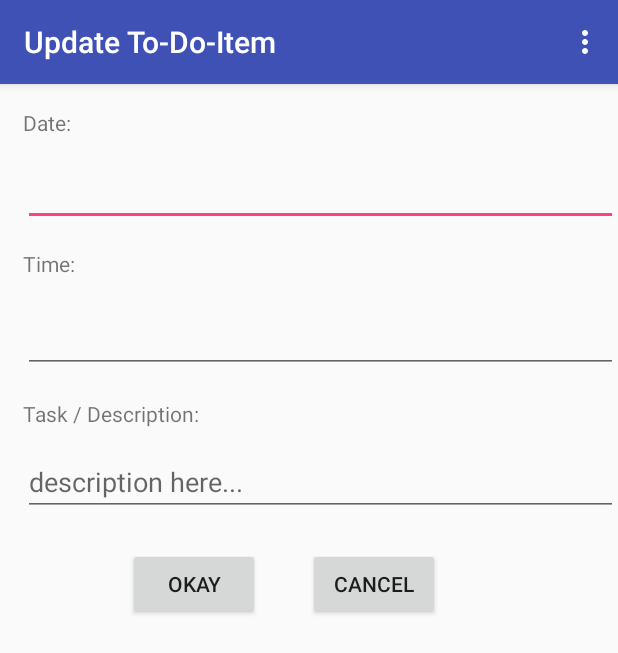
After one commit to frankyhung93/Pebbles-Android, an Android app: the TdlUpdateActivity screen opened directly, with no data from a screen before it, on a phone screen of 412 x 824 dp. The commit adds this screen. Shown: the top 653 px of the screen. Run offline under Robolectric (Android 15) with nearby library versions, the phone set to English and light mode, and no system bars.

Commit message:
Finished TDL basic functionality

```diff
--- a/app/src/main/AndroidManifest.xml
+++ b/app/src/main/AndroidManifest.xml
@@ -30,6 +30,12 @@
             android:theme="@style/AppTheme.NoActionBar"
             android:screenOrientation="portrait">
         </activity>
+        <activity
+            android:name="com.example.pebblesappv2.TdlUpdateActivity"
+            android:label="Update To-Do-Item"
+            android:theme="@style/AppTheme.NoActionBar"
+            android:screenOrientation="portrait">
+        </activity>
     </application>
 
 </manifest>
--- /dev/null
+++ b/app/src/main/java/com/example/pebblesappv2/TdlUpdateActivity.java
@@ -0,0 +1,197 @@
+package com.example.pebblesappv2;
+
+import android.app.DatePickerDialog;
+import android.app.TimePickerDialog;
+import android.content.Intent;
+import android.os.Bundle;
+import android.support.v7.app.AppCompatActivity;
+import android.support.v7.widget.Toolbar;
+import android.view.Menu;
+import android.view.MenuItem;
+import android.view.View;
+import android.widget.Button;
+import android.widget.DatePicker;
+import android.widget.EditText;
+import android.widget.TextView;
+import android.widget.TimePicker;
+
+import org.w3c.dom.Text;
+
+import java.text.DecimalFormat;
+import java.util.Calendar;
+
+/**
+ * Created by ChunFaiHung on 2017/2/13.
+ */
+
+public class TdlUpdateActivity extends AppCompatActivity {
+
+    private String org_date;
+    private String org_time;
+    private String org_desc;
+//    private String org_id;
+
+    @Override
+    protected void onCreate(Bundle savedInstanceState) {
+        super.onCreate(savedInstanceState);
+        setContentView(R.layout.activity_update_td);
+        // Setting toolbar interface
+        Toolbar toolbar = (Toolbar) findViewById(R.id.tdl_update_toolbar);
+        setSupportActionBar(toolbar);
+
+        // Get passed values from TdlActivity
+        Intent updateI = getIntent();
+        org_date = updateI.getStringExtra("Org_Date");
+        org_time = updateI.getStringExtra("Org_Time");
+        org_desc = updateI.getStringExtra("Org_Desc");
+//        org_id = updateI.getStringExtra("Org_Id");
+
+        // Declaration of vars for both textviews for the pickers
+        final TextView dateView = (TextView) findViewById(R.id.update_date_input);
+        final TextView timeView = (TextView) findViewById(R.id.update_time_input);
+        final TextView descView = (TextView) findViewById(R.id.update_desc_input);
+
+        // Setting the original values
+        dateView.setText(org_date);
+        timeView.setText(org_time);
+        descView.setText(org_desc);
+
+        // Date Picker Dialog and Date Setter
+        dateView.setOnClickListener(new View.OnClickListener() {
+
+            @Override
+            public void onClick(View v) {
+                // TODO Auto-generated method stub
+                //To show current date in the datepicker
+                Calendar mcurrentDate = Calendar.getInstance();
+                int mYear = mcurrentDate.get(Calendar.YEAR);
+                int mMonth = mcurrentDate.get(Calendar.MONTH);
+                int mDay = mcurrentDate.get(Calendar.DAY_OF_MONTH);
+
+                DatePickerDialog mDatePicker;
+                mDatePicker = new DatePickerDialog(TdlUpdateActivity.this, new DatePickerDialog.OnDateSetListener() {
+                    public void onDateSet(DatePicker datepicker, int selectedyear, int selectedmonth, int selectedday) {
+                        // TODO Auto-generated method stub
+                    /*      Your code   to get date and time    */
+                        selectedmonth = selectedmonth + 1;
+                        DecimalFormat mFormat = new DecimalFormat("00");
+                        dateView.setText("" + selectedyear + "-" + mFormat.format(selectedmonth) + "-" + selectedday);
+                        timeView.requestFocus();
+                    }
+                }, mYear, mMonth, mDay);
+                mDatePicker.setTitle("Select Date");
+                mDatePicker.show();
+            }
+        });
+
+        // Time Picker Dialog and Time Setting
+        timeView.setOnClickListener(new View.OnClickListener() {
+
+            @Override
+            public void onClick(View v) {
+                // TODO Auto-generated method stub
+                Calendar mcurrentTime = Calendar.getInstance();
+                int hour = mcurrentTime.get(Calendar.HOUR_OF_DAY);
+                int minute = mcurrentTime.get(Calendar.MINUTE);
+                TimePickerDialog mTimePicker;
+                mTimePicker = new TimePickerDialog(TdlUpdateActivity.this, new TimePickerDialog.OnTimeSetListener() {
+                    @Override
+                    public void onTimeSet(TimePicker timePicker, int selectedHour, int selectedMinute) {
+                        DecimalFormat timeFormat = new DecimalFormat("00");
+                        timeView.setText( timeFormat.format(selectedHour) + ":" + timeFormat.format(selectedMinute));
+                    }
+                }, hour, minute, true);//Yes 24 hour time
+                mTimePicker.setTitle("Select Time");
+                mTimePicker.show();
+
+            }
+        });
+
+
+        // OKAY / CANCEL onclick listeners
+        Button okayButt = (Button) findViewById(R.id.update_ok_butt);
+        Button cancelButt = (Button) findViewById(R.id.update_cancel_btn);
+
+        okayButt.setOnClickListener(new View.OnClickListener() {
+            @Override
+            public void onClick(View view) {
+                sendResult();
+            }
+        });
+        cancelButt.setOnClickListener(new View.OnClickListener() {
+            @Override
+            public void onClick(View view) {
+                finish();
+            }
+        });
+    }
+
+    public void sendResult() {
+        String dateInput = ((TextView) findViewById(R.id.update_date_input)).getText().toString();
+        String timeInput = ((TextView) findViewById(R.id.update_time_input)).getText().toString();
+        String descInput = ((TextView) findViewById(R.id.update_desc_input)).getText().toString();
+        Intent i = new Intent();
+        i.putExtra("dateInput", dateInput);
+        i.putExtra("timeInput", timeInput);
+        i.putExtra("descInput", descInput);
+        setResult(RESULT_OK, i);
+        finish();
+    }
+
+//    @Override
+//    public void onBackPressed() {
+//        DrawerLayout drawer = (DrawerLayout) findViewById(R.id.tdl_drawer_layout);
+//        if (drawer.isDrawerOpen(GravityCompat.START)) {
+//            drawer.closeDrawer(GravityCompat.START);
+//        } else {
+//            super.onBackPressed();
+//        }
+//    }
+
+    @Override
+    public boolean onCreateOptionsMenu(Menu menu) {
+        // Inflate the menu; this adds items to the action bar if it is present.
+        getMenuInflater().inflate(R.menu.main, menu);
+        return true;
+    }
+
+    @Override
+    public boolean onOptionsItemSelected(MenuItem item) {
+        // Handle action bar item clicks here. The action bar will
+        // automatically handle clicks on the Home/Up button, so long
+        // as you specify a parent activity in AndroidManifest.xml.
+        int id = item.getItemId();
+
+        //noinspection SimplifiableIfStatement
+        if (id == R.id.action_settings) {
+            return true;
+        }
+
+        return super.onOptionsItemSelected(item);
+    }
+
+//    @SuppressWarnings("StatementWithEmptyBody")
+//    @Override
+//    public boolean onNavigationItemSelected(MenuItem item) {
+//        // Handle navigation view item clicks here.
+//        int id = item.getItemId();
+//
+//        if (id == R.id.tdl_page) {
+//
+//        } else if (id == R.id.nav_gallery) {
+//
+//        } else if (id == R.id.nav_slideshow) {
+//
+//        } else if (id == R.id.nav_manage) {
+//
+//        } else if (id == R.id.nav_share) {
+//
+//        } else if (id == R.id.nav_send) {
+//
+//        }
+//
+//        DrawerLayout drawer = (DrawerLayout) findViewById(R.id.tdl_drawer_layout);
+//        drawer.closeDrawer(GravityCompat.START);
+//        return true;
+//    }
+}
--- /dev/null
+++ b/app/src/main/res/layout/activity_update_td.xml
@@ -0,0 +1,119 @@
+<?xml version="1.0" encoding="utf-8"?>
+<android.support.design.widget.CoordinatorLayout xmlns:android="http://schemas.android.com/apk/res/android"
+    xmlns:app="http://schemas.android.com/apk/res-auto"
+    xmlns:tools="http://schemas.android.com/tools"
+    android:layout_width="match_parent"
+    android:layout_height="match_parent"
+    android:fitsSystemWindows="true"
+    tools:context="com.example.pebblesappv2.TdlAddNewActivity">
+
+    <android.support.design.widget.AppBarLayout
+        android:layout_width="match_parent"
+        android:layout_height="wrap_content"
+        android:theme="@style/AppTheme.AppBarOverlay">
+
+        <android.support.v7.widget.Toolbar
+            android:id="@+id/tdl_update_toolbar"
+            android:layout_width="match_parent"
+            android:layout_height="?attr/actionBarSize"
+            android:background="?attr/colorPrimary"
+            app:popupTheme="@style/AppTheme.PopupOverlay" />
+
+    </android.support.design.widget.AppBarLayout>
+
+    <RelativeLayout
+        android:layout_width="match_parent"
+        android:layout_height="match_parent"
+        app:layout_behavior="@string/appbar_scrolling_view_behavior">
+
+        <TextView
+            android:text="Date: "
+            android:layout_width="wrap_content"
+            android:layout_height="wrap_content"
+            android:layout_alignParentTop="true"
+            android:layout_alignParentLeft="true"
+            android:layout_alignParentStart="true"
+            android:layout_marginLeft="15dp"
+            android:layout_marginStart="15dp"
+            android:layout_marginTop="16dp"
+            android:id="@+id/update_date_label" />
+
+        <EditText
+            android:layout_width="match_parent"
+            android:layout_height="wrap_content"
+            android:inputType="date"
+            android:ems="10"
+            android:layout_below="@+id/update_date_label"
+            android:layout_alignLeft="@+id/update_date_label"
+            android:layout_alignStart="@+id/update_date_label"
+            android:layout_marginTop="14dp"
+            android:id="@+id/update_date_input" />
+
+        <TextView
+            android:text="Time:"
+            android:layout_width="wrap_content"
+            android:layout_height="wrap_content"
+            android:layout_below="@+id/update_date_input"
+            android:layout_alignLeft="@+id/update_date_input"
+            android:layout_alignStart="@+id/update_date_input"
+            android:layout_marginTop="15dp"
+            android:id="@+id/update_time_label" />
+
+        <EditText
+            android:layout_width="match_parent"
+            android:layout_height="wrap_content"
+            android:inputType="time"
+            android:ems="10"
+            android:layout_below="@+id/update_time_label"
+            android:layout_alignLeft="@+id/update_time_label"
+            android:layout_alignStart="@+id/update_time_label"
+            android:layout_marginTop="18dp"
+            android:id="@+id/update_time_input" />
+
+        <TextView
+            android:text="Task / Description:"
+            android:layout_width="wrap_content"
+            android:layout_height="wrap_content"
+            android:layout_below="@+id/update_time_input"
+            android:layout_alignLeft="@+id/update_time_input"
+            android:layout_alignStart="@+id/update_time_input"
+            android:layout_marginTop="17dp"
+            android:id="@+id/update_desc_label" />
+
+        <EditText
+            android:layout_width="match_parent"
+            android:layout_height="wrap_content"
+            android:inputType="text"
+            android:ems="10"
+            android:layout_below="@+id/update_desc_label"
+            android:layout_alignLeft="@+id/update_desc_label"
+            android:layout_alignStart="@+id/update_desc_label"
+            android:layout_marginTop="13dp"
+            android:id="@+id/update_desc_input"
+            android:hint="description here..."/>
+
+        <Button
+            android:text="CANCEL"
+            android:layout_width="wrap_content"
+            android:layout_height="wrap_content"
+            android:layout_alignTop="@+id/update_ok_butt"
+            android:layout_toRightOf="@+id/update_ok_butt"
+            android:layout_toEndOf="@+id/update_ok_butt"
+            android:layout_marginLeft="32dp"
+            android:layout_marginStart="32dp"
+            android:id="@+id/update_cancel_btn" />
+
+        <Button
+            android:text="OKAY"
+            android:layout_width="wrap_content"
+            android:layout_height="wrap_content"
+            android:layout_marginTop="21dp"
+            android:id="@+id/update_ok_butt"
+            android:layout_marginLeft="35dp"
+            android:layout_marginStart="35dp"
+            android:layout_below="@+id/update_desc_input"
+            android:layout_toRightOf="@+id/update_time_label"
+            android:layout_toEndOf="@+id/update_time_label" />
+    </RelativeLayout>
+
+</android.support.design.widget.CoordinatorLayout>
--- a/app/src/main/res/layout/inflate_td_swipe_layout.xml
+++ b/app/src/main/res/layout/inflate_td_swipe_layout.xml
@@ -1,6 +1,8 @@
 <?xml version="1.0" encoding="utf-8"?>
 <com.daimajia.swipe.SwipeLayout xmlns:android="http://schemas.android.com/apk/res/android"
-    android:layout_width="match_parent" android:layout_height="80dp">
+    android:layout_width="match_parent"
+    android:layout_height="80dp"
+    android:id="@+id/swipe">
     <!-- Bottom View Start-->
     <LinearLayout
         android:orientation="horizontal"
--- a/app/src/main/res/values/colors.xml
+++ b/app/src/main/res/values/colors.xml
@@ -4,4 +4,5 @@
     <color name="colorPrimaryDark">#303F9F</color>
     <color name="colorAccent">#FF4081</color>
     <color name="colorRed">#FF0000</color>
+    <color name="colorWhite">#FFFFFF</color>
 </resources>
```
Also changed, not shown: app/src/main/java/com/example/pebblesappv2/PebbleSQLHelper.java (+14 -2 lines), app/src/main/java/com/example/pebblesappv2/PebblesTDLSource.java (+20 -1 lines), app/src/main/java/com/example/pebblesappv2/TdlActivity.java (+40 -2 lines), app/src/main/java/com/example/pebblesappv2/TdlArrayAdapter.java (+91 -16 lines), app/src/main/java/com/example/pebblesappv2/ToDoItem.java (+17 -0 lines), app/src/main/res/layout/inflate_td_back.xml (+28 -2 lines).
